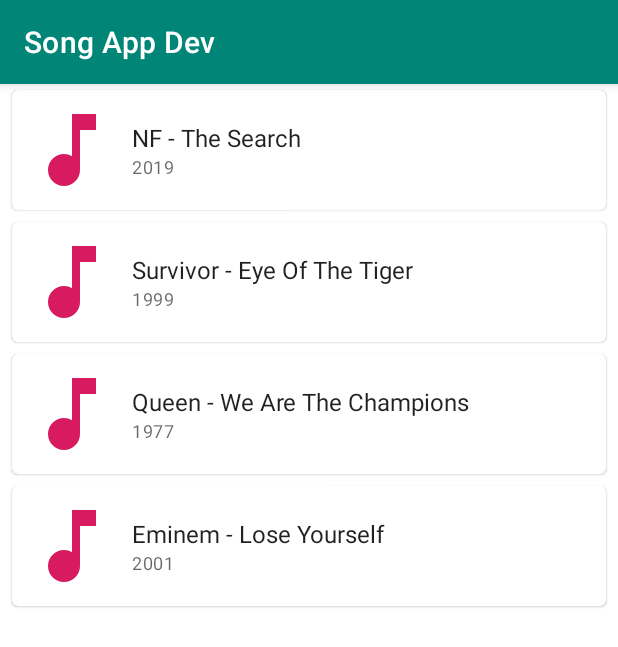
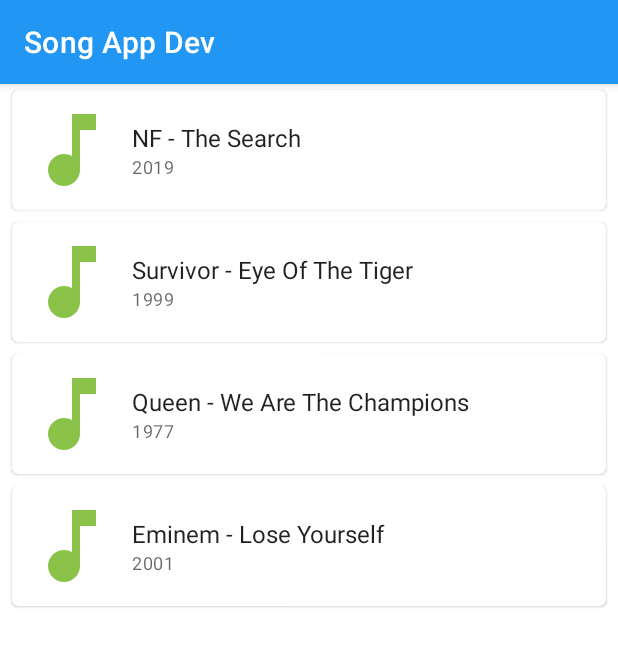
Before and after one commit to tomaszczart/SongApp, an Android app: the screen it shows after launch (SongsActivity), on a phone screen of 412 x 824 dp. Shown: the top 647 px of the screen. Run offline under Robolectric (Android 15) with nearby library versions, the phone set to English and light mode, and no system bars; our stand-ins replace Dagger/Hilt's generated code, Timber, data binding; 1 statement that could not run was skipped.

Commit message:
New colors of the app.

```diff
--- a/app/src/main/res/values/colors.xml
+++ b/app/src/main/res/values/colors.xml
@@ -1,6 +1,6 @@
 <?xml version="1.0" encoding="utf-8"?>
 <resources>
-    <color name="colorPrimary">#008577</color>
-    <color name="colorPrimaryDark">#00574B</color>
-    <color name="colorAccent">#D81B60</color>
+    <color name="colorPrimary">#2196F3</color>
+    <color name="colorPrimaryDark">#1565C0</color>
+    <color name="colorAccent">#8BC34A</color>
 </resources>
```
